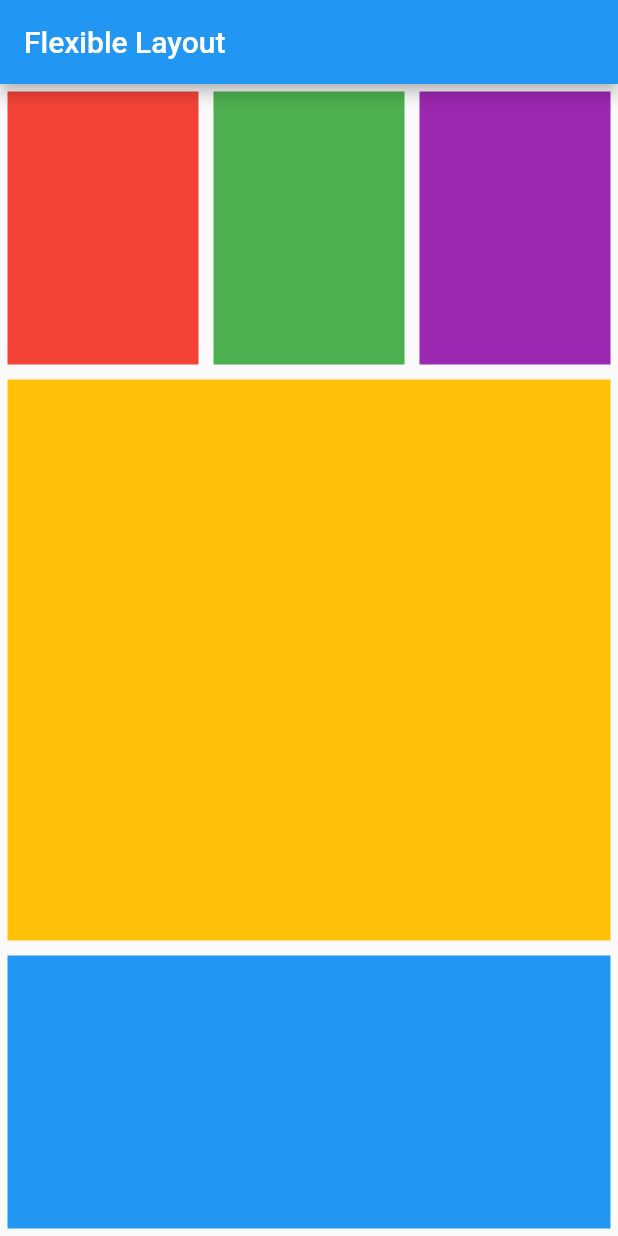
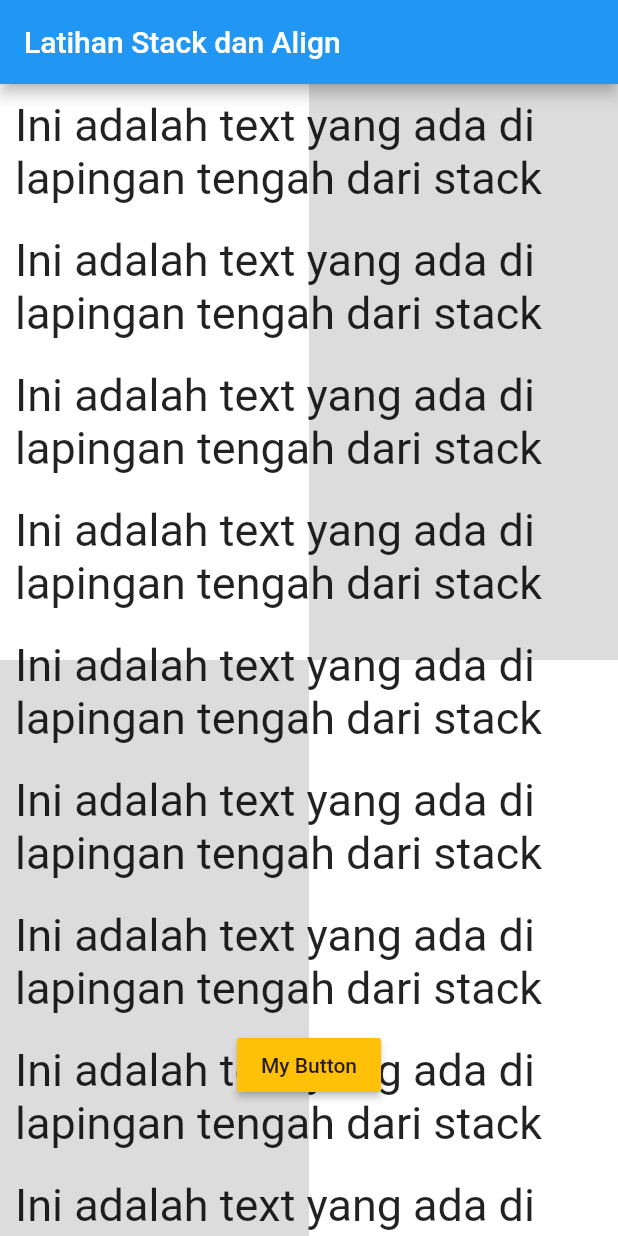
Before and after one commit to bayunugrraha/flutter_example, a Flutter app: the screen it shows after launch, on a phone screen of 412 x 824 dp. Run offline on Flutter 3.47's test engine with Material 2 defaults, Android fonts, the phone set to English and light mode, and no system bars.

Commit message:
stack & align widget

```diff
--- a/lib/main.dart
+++ b/lib/main.dart
@@ -11,9 +11,11 @@ class MyApp extends StatelessWidget {
     return MaterialApp(
       home: Scaffold(
         appBar: AppBar(
-          title: Text("Flexible Layout"),
+          title: Text("Latihan Stack dan Align"),
         ),
-        body: Column(
+        body: Stack(
+          children: [
+            Column(
               children: [
                 Flexible(
                   flex: 1,
@@ -22,36 +24,118 @@ class MyApp extends StatelessWidget {
                       Flexible(
                         flex: 1,
                         child: Container(
-                        margin: EdgeInsets.all(5),
-                        color: Colors.red,
-                      )),
+                          color: Colors.white,
+                        ),
+                      ),
                       Flexible(
                         flex: 1,
                         child: Container(
-                        margin: EdgeInsets.all(5),
-                        color: Colors.green,
-                      )),
-                  Flexible(
-                      flex: 1,
-                      child: Container(
-                        margin: EdgeInsets.all(5),
-                        color: Colors.purple,
-                      )),
+                          color: Colors.black12,
+                        ),
+                      )
                     ],
                   ),
                 ),
                 Flexible(
-                flex: 2,
-                child: Container(
-                  margin: EdgeInsets.all(5),
-                  color: Colors.amber,
-                )),
+                  flex: 1,
+                  child: Row(
+                    children: [
                       Flexible(
                         flex: 1,
                         child: Container(
-                  margin: EdgeInsets.all(5),
-                  color: Colors.blue,
-                )),
+                          color: Colors.black12,
+                        ),
+                      ),
+                      Flexible(
+                        flex: 1,
+                        child: Container(
+                          color: Colors.white,
+                        ),
+                      )
+                    ],
+                  ),
+                )
+              ],
+            ),
+            ListView(
+              children: [
+                Column(
+                  children: [
+                    Container(
+                      margin: EdgeInsets.all(10),
+                      child: Text(
+                        "Ini adalah text yang ada di lapingan tengah dari stack",
+                        style: TextStyle(fontSize: 30),
+                      ),
+                    ),
+                    Container(
+                      margin: EdgeInsets.all(10),
+                      child: Text(
+                        "Ini adalah text yang ada di lapingan tengah dari stack",
+                        style: TextStyle(fontSize: 30),
+                      ),
+                    ),
+                    Container(
+                      margin: EdgeInsets.all(10),
+                      child: Text(
+                        "Ini adalah text yang ada di lapingan tengah dari stack",
+                        style: TextStyle(fontSize: 30),
+                      ),
+                    ),
+                    Container(
+                      margin: EdgeInsets.all(10),
+                      child: Text(
+                        "Ini adalah text yang ada di lapingan tengah dari stack",
+                        style: TextStyle(fontSize: 30),
+                      ),
+                    ),
+                    Container(
+                      margin: EdgeInsets.all(10),
+                      child: Text(
+                        "Ini adalah text yang ada di lapingan tengah dari stack",
+                        style: TextStyle(fontSize: 30),
+                      ),
+                    ),
+                    Container(
+                      margin: EdgeInsets.all(10),
+                      child: Text(
+                        "Ini adalah text yang ada di lapingan tengah dari stack",
+                        style: TextStyle(fontSize: 30),
+                      ),
+                    ),
+                    Container(
+                      margin: EdgeInsets.all(10),
+                      child: Text(
+                        "Ini adalah text yang ada di lapingan tengah dari stack",
+                        style: TextStyle(fontSize: 30),
+                      ),
+                    ),
+                    Container(
+                      margin: EdgeInsets.all(10),
+                      child: Text(
+                        "Ini adalah text yang ada di lapingan tengah dari stack",
+                        style: TextStyle(fontSize: 30),
+                      ),
+                    ),
+                    Container(
+                      margin: EdgeInsets.all(10),
+                      child: Text(
+                        "Ini adalah text yang ada di lapingan tengah dari stack",
+                        style: TextStyle(fontSize: 30),
+                      ),
+                    ),
+                  ],
+                )
+              ],
+            ),
+            Align(
+              alignment: Alignment(0, 0.75),
+              child: RaisedButton(
+                child: Text("My Button"),
+                color: Colors.amber,
+                onPressed: () {},
+              ),
+            )
           ],
         ),
       ),
```
Lines whose indentation alone changed are shown as unchanged.
